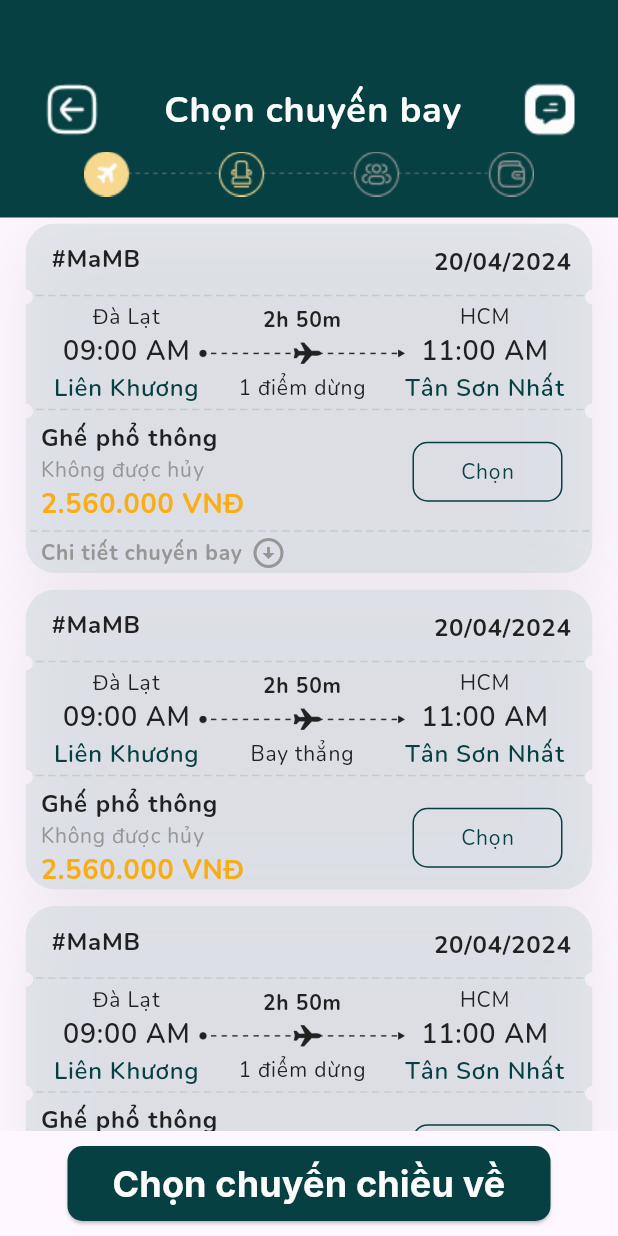
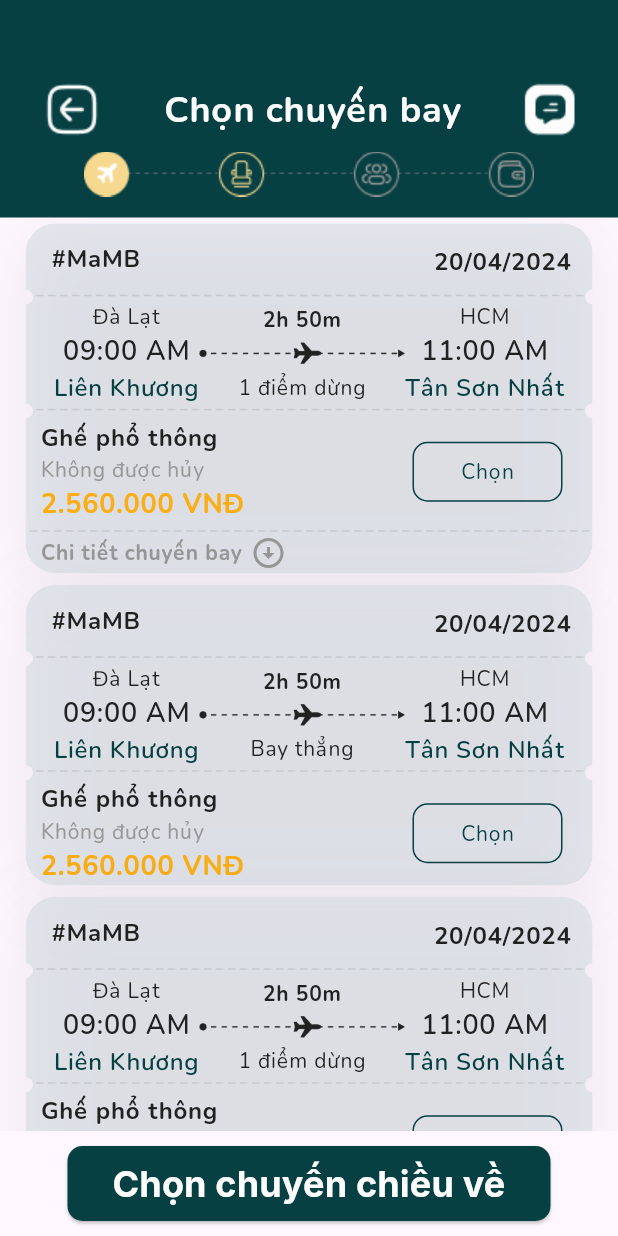
Before and after one commit to hieungan19/moonair-mobile, a Flutter app: the screen it shows after launch, on a phone screen of 412 x 824 dp. Run offline on Flutter 3.47's test engine with Material 3 defaults, Android fonts, the phone set to English and light mode, and no system bars; our stand-ins replace get, google_fonts, google_nav_bar, line_icons; missing offline and left inert: dart:ffi.

Commit message:
fix wrap contentin ticket

```diff
--- a/lib/global_widgets/ticket.dart
+++ b/lib/global_widgets/ticket.dart
@@ -44,8 +44,8 @@ class MyTicket extends State<Ticket> {
         padding: const EdgeInsets.symmetric(horizontal: 17, vertical: 4),
         child: Container(
           width: MediaQuery.of(context).size.width,
-          height:
-              (widget.detail < 0) ? 203 : ((widget.detail == 1) ? 494 : 236),
+          // height:
+          //     (widget.detail < 0) ? 203 : ((widget.detail == 1) ? 494 : 236),
           decoration: const BoxDecoration(
             boxShadow: [
               BoxShadow(
```
